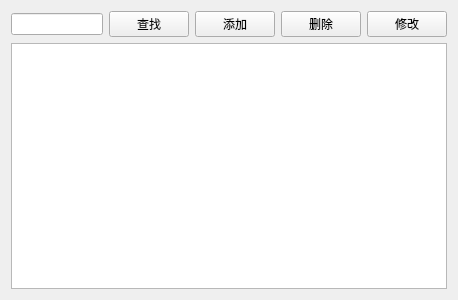
Before: the Qt Designer form CommunityMedicalSystem/recordview.ui in yuerbufei/QtCourse, drawn with Qt 5.
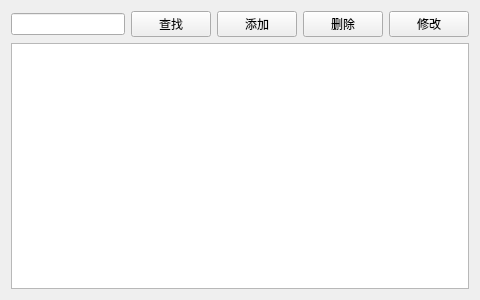
After: the same form once the commit is applied.

The edit to the form file:
```diff
--- a/CommunityMedicalSystem/recordview.ui
+++ b/CommunityMedicalSystem/recordview.ui
@@ -6,7 +6,7 @@
    <rect>
     <x>0</x>
     <y>0</y>
-    <width>458</width>
+    <width>480</width>
     <height>300</height>
    </rect>
   </property>
```
